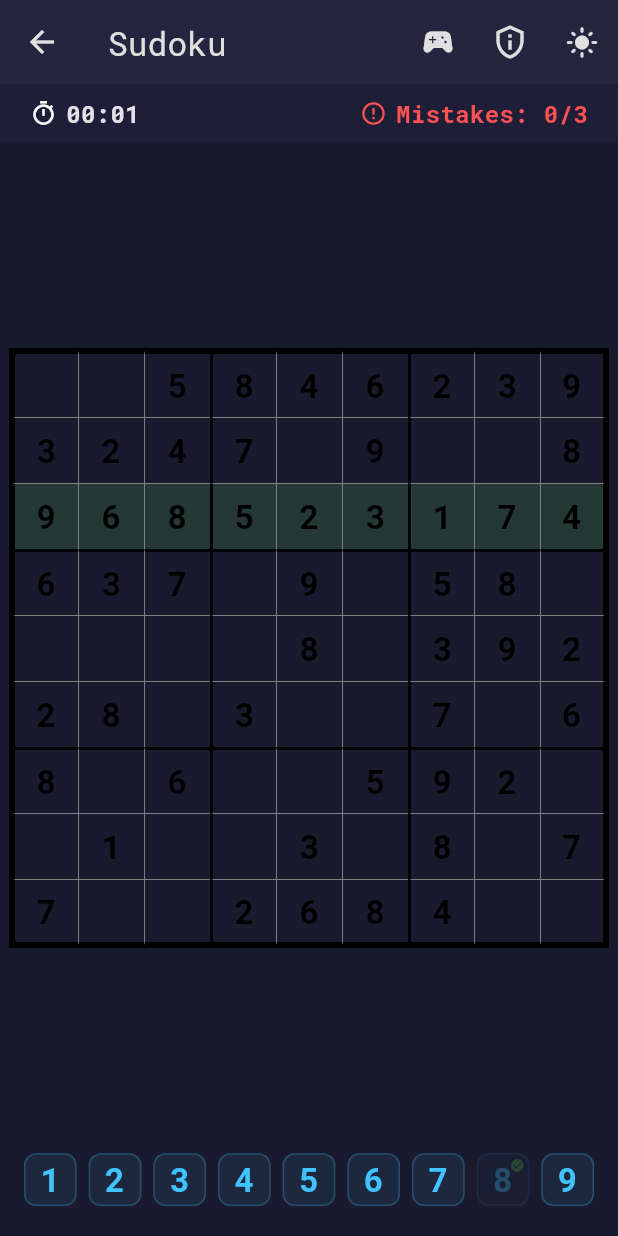
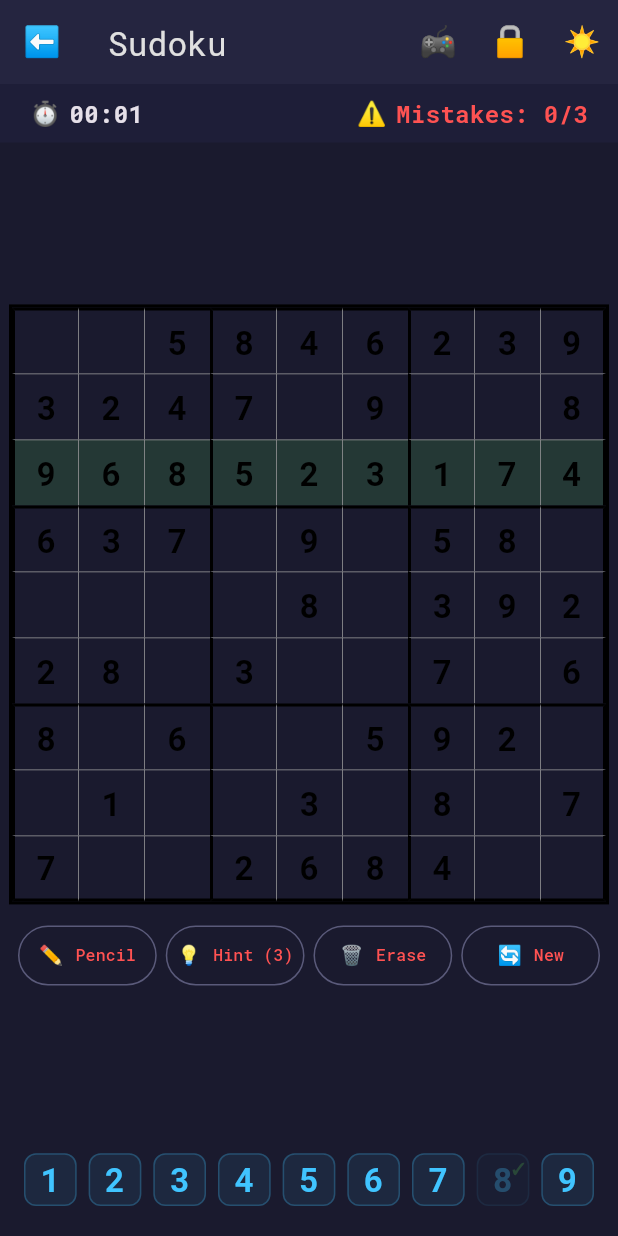
Before and after one commit to MichaelKuen/mathdoku, a Flutter app: the screen it shows after launch, after a tap on "Start Game", on a phone screen of 412 x 824 dp. Run offline on Flutter 3.47's test engine with Material 3 defaults, Android fonts, the phone set to English and light mode, and no system bars; drawn by our look-alikes of flutter_animate; our stand-ins replace confetti, flutter_riverpod, freezed_annotation, google_fonts, riverpod_annotation; generated files the repository leaves out were written again.

Commit message:
Rebrand to App Verse Games with com.appversegames bundle ID
- Updated company name from FullStackShack to App Verse Games across all dart files, UI, and platform configs
- Changed bundle/application ID from com.example.sudoku to com.appversegames.sudoku (Android, iOS, macOS, Linux)
- Moved Android MainActivity.kt to new com.appversegames.sudoku package
- Updated contact email to play@appversegames.com in privacy policy
- Updated web meta/OG tags and manifest name to reflect new branding
- Updated Windows RC metadata with correct company name and copyright

Co-Authored-By: Claude Sonnet 4.6 <noreply@anthropic.com>

```diff
--- a/lib/core/providers/theme_provider.dart
+++ b/lib/core/providers/theme_provider.dart
@@ -1,4 +1,4 @@
-// Copyright © FullStackShack. All rights reserved.
+// Copyright © App Verse Games. All rights reserved.
 // Unauthorised use, reproduction, or distribution is strictly prohibited.
 import 'package:flutter/material.dart';
 import 'package:riverpod_annotation/riverpod_annotation.dart';
--- a/lib/features/game/data/repositories/puzzle_repository_impl.dart
+++ b/lib/features/game/data/repositories/puzzle_repository_impl.dart
@@ -1,4 +1,4 @@
-// Copyright © FullStackShack. All rights reserved.
+// Copyright © App Verse Games. All rights reserved.
 // Unauthorised use, reproduction, or distribution is strictly prohibited.
 import 'dart:convert';
 import 'dart:math';
--- a/lib/features/game/domain/logic/sudoku_engine.dart
+++ b/lib/features/game/domain/logic/sudoku_engine.dart
@@ -1,4 +1,4 @@
-// Copyright © FullStackShack. All rights reserved.
+// Copyright © App Verse Games. All rights reserved.
 // Unauthorised use, reproduction, or distribution is strictly prohibited.
 import '../models/board.dart';
 import '../models/cell.dart';
--- a/lib/features/game/domain/logic/sudoku_generator.dart
+++ b/lib/features/game/domain/logic/sudoku_generator.dart
@@ -1,4 +1,4 @@
-// Copyright © FullStackShack. All rights reserved.
+// Copyright © App Verse Games. All rights reserved.
 // Unauthorised use, reproduction, or distribution is strictly prohibited.
 import 'dart:math';
 import '../models/board.dart';
--- a/lib/features/game/domain/models/board.dart
+++ b/lib/features/game/domain/models/board.dart
@@ -1,4 +1,4 @@
-// Copyright © FullStackShack. All rights reserved.
+// Copyright © App Verse Games. All rights reserved.
 // Unauthorised use, reproduction, or distribution is strictly prohibited.
 import 'package:freezed_annotation/freezed_annotation.dart';
 import 'cell.dart';
--- a/lib/features/game/domain/models/cell.dart
+++ b/lib/features/game/domain/models/cell.dart
@@ -1,4 +1,4 @@
-// Copyright © FullStackShack. All rights reserved.
+// Copyright © App Verse Games. All rights reserved.
 // Unauthorised use, reproduction, or distribution is strictly prohibited.
 import 'package:freezed_annotation/freezed_annotation.dart';
 
--- a/lib/features/game/domain/models/game_state.dart
+++ b/lib/features/game/domain/models/game_state.dart
@@ -1,4 +1,4 @@
-// Copyright © FullStackShack. All rights reserved.
+// Copyright © App Verse Games. All rights reserved.
 // Unauthorised use, reproduction, or distribution is strictly prohibited.
 import 'package:freezed_annotation/freezed_annotation.dart';
 import 'board.dart';
--- a/lib/features/game/domain/repositories/puzzle_repository.dart
+++ b/lib/features/game/domain/repositories/puzzle_repository.dart
@@ -1,4 +1,4 @@
-// Copyright © FullStackShack. All rights reserved.
+// Copyright © App Verse Games. All rights reserved.
 // Unauthorised use, reproduction, or distribution is strictly prohibited.
 import '../models/board.dart';
 import '../models/game_state.dart';
--- a/lib/features/game/presentation/pages/game_page.dart
+++ b/lib/features/game/presentation/pages/game_page.dart
@@ -1,4 +1,4 @@
-// Copyright © FullStackShack. All rights reserved.
+// Copyright © App Verse Games. All rights reserved.
 // Unauthorised use, reproduction, or distribution is strictly prohibited.
 import 'package:flutter/material.dart';
 import 'package:flutter/services.dart';
@@ -111,14 +111,19 @@ class _GamePageState extends ConsumerState<GamePage> {
       appBar: AppBar(
         title: const Text('Sudoku'),
         backgroundColor: appBarBg,
+        leading: IconButton(
+          icon: const Text('⬅️', style: TextStyle(fontSize: 20)),
+          tooltip: 'Back',
+          onPressed: () => Navigator.of(context).pop(),
+        ),
         actions: [
           IconButton(
-            icon: const Icon(Icons.sports_esports),
+            icon: const Text('🎮', style: TextStyle(fontSize: 20)),
             tooltip: 'Games Hub',
             onPressed: () => showGamesHub(context),
           ),
           IconButton(
-            icon: const Icon(Icons.privacy_tip_outlined),
+            icon: const Text('🔒', style: TextStyle(fontSize: 20)),
             tooltip: 'Privacy Policy',
             onPressed: () => Navigator.push(
               context,
@@ -126,7 +131,7 @@ class _GamePageState extends ConsumerState<GamePage> {
             ),
           ),
           IconButton(
-            icon: Icon(isDark ? Icons.light_mode : Icons.dark_mode, size: 22),
+            icon: Text(isDark ? '☀️' : '🌙', style: const TextStyle(fontSize: 20)),
             tooltip: 'Toggle Theme',
             onPressed: () => ref.read(themeNotifierProvider.notifier).toggleTheme(),
           ),
@@ -180,6 +185,11 @@ class _GamePageState extends ConsumerState<GamePage> {
     GameState gameState,
     bool isDark,
   ) {
+    final theme = Theme.of(context);
+    final outlineStyle = OutlinedButton.styleFrom(
+      side: BorderSide(color: theme.colorScheme.outline),
+      padding: const EdgeInsets.symmetric(vertical: 6),
+    );
     return Column(
       children: [
         _StatsBar(gameState: gameState, isDark: isDark),
@@ -192,6 +202,58 @@ class _GamePageState extends ConsumerState<GamePage> {
                   child: ConstrainedBox(
                     constraints: const BoxConstraints(maxWidth: 400, maxHeight: 400),
                     child: const SudokuGrid(),
+                  ),
+                ),
+                const SizedBox(height: 10),
+                Padding(
+                  padding: const EdgeInsets.symmetric(horizontal: 12),
+                  child: Row(
+                    children: [
+                      Expanded(
+                        child: gameState.isPencilMode
+                            ? FilledButton.icon(
+                                onPressed: () => ref.read(gameNotifierProvider.notifier).togglePencilMode(),
+                                icon: const Text('✏️', style: TextStyle(fontSize: 13)),
+                                label: const Text('Pencil', style: TextStyle(fontSize: 11)),
+                                style: FilledButton.styleFrom(padding: const EdgeInsets.symmetric(vertical: 6)),
+                              )
+                            : OutlinedButton.icon(
+                                onPressed: () => ref.read(gameNotifierProvider.notifier).togglePencilMode(),
+                                icon: const Text('✏️', style: TextStyle(fontSize: 13)),
+                                label: const Text('Pencil', style: TextStyle(fontSize: 11)),
+                                style: outlineStyle,
+                              ),
+                      ),
+                      const SizedBox(width: 6),
+                      Expanded(
+                        child: OutlinedButton.icon(
+                          onPressed: gameState.hintsRemaining > 0
+                              ? () => ref.read(gameNotifierProvider.notifier).useHint()
+                              : null,
+                          icon: Text('💡', style: TextStyle(fontSize: 13, color: gameState.hintsRemaining > 0 ? Colors.amber : null)),
+                          label: Text('Hint (${gameState.hintsRemaining})', style: const TextStyle(fontSize: 11)),
+                          style: outlineStyle,
+                        ),
+                      ),
+                      const SizedBox(width: 6),
+                      Expanded(
+                        child: OutlinedButton.icon(
+                          onPressed: () => ref.read(gameNotifierProvider.notifier).eraseCell(),
+                          icon: const Text('🗑️', style: TextStyle(fontSize: 13)),
+                          label: const Text('Erase', style: TextStyle(fontSize: 11)),
+                          style: outlineStyle,
+                        ),
+                      ),
+                      const SizedBox(width: 6),
+                      Expanded(
+                        child: OutlinedButton.icon(
+                          onPressed: () => _showRefreshConfirmation(context, ref, gameState),
+                          icon: const Text('🔄', style: TextStyle(fontSize: 13)),
+                          label: const Text('New', style: TextStyle(fontSize: 11)),
+                          style: outlineStyle,
+                        ),
+                      ),
+                    ],
                   ),
                 ),
                 const Spacer(),
@@ -256,7 +318,7 @@ class _GamePageState extends ConsumerState<GamePage> {
               const SizedBox(height: 8),
               _SidebarButton(
                 label: gameState.isPencilMode ? 'Pencil ON' : 'Pencil',
-                icon: Icons.edit_outlined,
+                emoji: '✏️',
                 isSelected: gameState.isPencilMode,
                 onPressed: () => ref.read(gameNotifierProvider.notifier).togglePencilMode(),
               ),
@@ -270,10 +332,12 @@ class _GamePageState extends ConsumerState<GamePage> {
               ),
               const SizedBox(height: 8),
               OutlinedButton.icon(
-                icon: Icon(
-                  Icons.lightbulb_outline,
-                  size: 16,
-                  color: gameState.hintsRemaining > 0 ? Colors.amber : null,
+                icon: Text(
+                  '💡',
+                  style: TextStyle(
+                    fontSize: 14,
+                    color: gameState.hintsRemaining > 0 ? Colors.amber : null,
+                  ),
                 ),
                 label: Text('Hint (${gameState.hintsRemaining})'),
                 onPressed: gameState.hintsRemaining > 0
@@ -286,7 +350,7 @@ class _GamePageState extends ConsumerState<GamePage> {
               ),
               const SizedBox(height: 8),
               OutlinedButton.icon(
-                icon: const Icon(Icons.delete_outline, size: 16),
+                icon: const Text('🗑️', style: TextStyle(fontSize: 14)),
                 label: const Text('Erase'),
                 onPressed: () => ref.read(gameNotifierProvider.notifier).eraseCell(),
                 style: OutlinedButton.styleFrom(
@@ -296,7 +360,7 @@ class _GamePageState extends ConsumerState<GamePage> {
               ),
               const SizedBox(height: 8),
               OutlinedButton.icon(
-                icon: const Icon(Icons.refresh, size: 16),
+                icon: const Text('🔄', style: TextStyle(fontSize: 14)),
                 label: const Text('New Game'),
                 onPressed: () => _showRefreshConfirmation(context, ref, gameState),
                 style: OutlinedButton.styleFrom(
@@ -329,7 +393,7 @@ class _GamePageState extends ConsumerState<GamePage> {
                     Row(
                       mainAxisAlignment: MainAxisAlignment.center,
                       children: [
-                        const Icon(Icons.timer_outlined, size: 14),
+                        const Text('⏱️', style: TextStyle(fontSize: 13)),
                         const SizedBox(width: 4),
                         Text(
                           '$minutes:$seconds',
@@ -341,7 +405,7 @@ class _GamePageState extends ConsumerState<GamePage> {
                     Row(
                       mainAxisAlignment: MainAxisAlignment.center,
                       children: [
-                        const Icon(Icons.error_outline, size: 14, color: Colors.redAccent),
+                        const Text('⚠️', style: TextStyle(fontSize: 13)),
                         const SizedBox(width: 4),
                         Text(
                           '${gameState.mistakes}/${gameState.maxMistakes}',
@@ -360,7 +424,7 @@ class _GamePageState extends ConsumerState<GamePage> {
               const Divider(),
               const SizedBox(height: 8),
               OutlinedButton.icon(
-                icon: const Icon(Icons.sports_esports, size: 16),
+                icon: const Text('🎮', style: TextStyle(fontSize: 14)),
                 label: const Text('More Games', style: TextStyle(fontSize: 12)),
                 onPressed: () => showGamesHub(context),
               ),
@@ -388,7 +452,7 @@ class _GamePageState extends ConsumerState<GamePage> {
         content: Column(
           mainAxisSize: MainAxisSize.min,
           children: [
-            const Icon(Icons.emoji_events, size: 80, color: Colors.amber)
+            const Text('🏆', style: TextStyle(fontSize: 80))
                 .animate()
                 .scale(duration: 600.ms, curve: Curves.elasticOut)
                 .rotate(begin: -0.1, end: 0, duration: 600.ms),
@@ -421,13 +485,13 @@ class _GamePageState extends ConsumerState<GamePage> {
 
 class _SidebarButton extends StatelessWidget {
   final String label;
-  final IconData? icon;
+  final String? emoji;
   final bool isSelected;
   final VoidCallback onPressed;
 
   const _SidebarButton({
     required this.label,
-    this.icon,
+    this.emoji,
     required this.isSelected,
     required this.onPressed,
   });
@@ -438,7 +502,7 @@ class _SidebarButton extends StatelessWidget {
     if (isSelected) {
       return FilledButton.icon(
         onPressed: null,
-        icon: icon != null ? Icon(icon, size: 16) : const SizedBox.shrink(),
+        icon: emoji != null ? Text(emoji!, style: const TextStyle(fontSize: 14)) : const SizedBox.shrink(),
         label: Text(label, style: const TextStyle(fontSize: 12)),
         style: FilledButton.styleFrom(
           disabledBackgroundColor: theme.colorScheme.primary,
@@ -449,7 +513,7 @@ class _SidebarButton extends StatelessWidget {
     }
     return OutlinedButton.icon(
       onPressed: onPressed,
-      icon: icon != null ? Icon(icon, size: 16) : const SizedBox.shrink(),
+      icon: emoji != null ? Text(emoji!, style: const TextStyle(fontSize: 14)) : const SizedBox.shrink(),
       label: Text(label, style: const TextStyle(fontSize: 12)),
       style: OutlinedButton.styleFrom(
         side: BorderSide(color: theme.colorScheme.outline),
@@ -478,7 +542,7 @@ class _StatsBar extends StatelessWidget {
         children: [
           Row(
             children: [
-              const Icon(Icons.timer_outlined, size: 18),
+              const Text('⏱️', style: TextStyle(fontSize: 16)),
               const SizedBox(width: 6),
               Text(
                 '$minutes:$seconds',
@@ -488,7 +552,7 @@ class _StatsBar extends StatelessWidget {
           ),
           Row(
             children: [
-              const Icon(Icons.error_outline, size: 18, color: Colors.redAccent),
+              const Text('⚠️', style: TextStyle(fontSize: 16)),
               const SizedBox(width: 6),
               Text(
                 'Mistakes: ${gameState.mistakes}/${gameState.maxMistakes}',
@@ -573,7 +637,7 @@ class _NumberPad extends ConsumerWidget {
                     const Positioned(
                       top: 2,
                       right: 2,
-                      child: Icon(Icons.check_circle, size: 10, color: Colors.green),
+                      child: Text('✓', style: TextStyle(fontSize: 10, color: Colors.green, fontWeight: FontWeight.bold)),
                     ),
                 ],
               ),
--- a/lib/features/game/presentation/providers/game_provider.dart
+++ b/lib/features/game/presentation/providers/game_provider.dart
@@ -1,4 +1,4 @@
-// Copyright © FullStackShack. All rights reserved.
+// Copyright © App Verse Games. All rights reserved.
 // Unauthorised use, reproduction, or distribution is strictly prohibited.
 import 'dart:async';
 import 'package:riverpod_annotation/riverpod_annotation.dart';
--- a/lib/features/game/presentation/widgets/sudoku_grid.dart
+++ b/lib/features/game/presentation/widgets/sudoku_grid.dart
@@ -1,4 +1,4 @@
-// Copyright © FullStackShack. All rights reserved.
+// Copyright © App Verse Games. All rights reserved.
 // Unauthorised use, reproduction, or distribution is strictly prohibited.
 import 'package:flutter/material.dart';
 import 'package:flutter_riverpod/flutter_riverpod.dart';
--- a/lib/features/home/presentation/pages/home_page.dart
+++ b/lib/features/home/presentation/pages/home_page.dart
@@ -1,4 +1,4 @@
-// Copyright © FullStackShack. All rights reserved.
+// Copyright © App Verse Games. All rights reserved.
 // Unauthorised use, reproduction, or distribution is strictly prohibited.
 import 'package:flutter/material.dart';
 import 'package:flutter_riverpod/flutter_riverpod.dart';
@@ -38,12 +38,12 @@ class _HomePageState extends ConsumerState<HomePage> {
         backgroundColor: appBarBg,
         actions: [
           IconButton(
-            icon: const Icon(Icons.sports_esports),
+            icon: const Text('🎮', style: TextStyle(fontSize: 20)),
             tooltip: 'Games Hub',
             onPressed: () => showGamesHub(context),
           ),
           IconButton(
-            icon: const Icon(Icons.privacy_tip_outlined),
+            icon: const Text('🔒', style: TextStyle(fontSize: 20)),
             tooltip: 'Privacy Policy',
             onPressed: () => Navigator.push(
               context,
@@ -51,7 +51,7 @@ class _HomePageState extends ConsumerState<HomePage> {
             ),
           ),
           IconButton(
-            icon: Icon(isDark ? Icons.light_mode : Icons.dark_mode),
+            icon: Text(isDark ? '☀️' : '🌙', style: const TextStyle(fontSize: 20)),
             tooltip: 'Toggle Theme',
             onPressed: () => ref.read(themeNotifierProvider.notifier).toggleTheme(),
           ),
@@ -86,21 +86,22 @@ class _HomePageState extends ConsumerState<HomePage> {
             ),
             const SizedBox(height: 32),
             SegmentedButton<Difficulty>(
+              showSelectedIcon: false,
               segments: const [
                 ButtonSegment(
                   value: Difficulty.easy,
                   label: Text('Easy'),
-                  icon: Icon(Icons.sentiment_satisfied_alt, size: 16),
+                  icon: Text('😊', style: TextStyle(fontSize: 14)),
                 ),
                 ButtonSegment(
                   value: Difficulty.medium,
                   label: Text('Medium'),
-                  icon: Icon(Icons.sentiment_neutral, size: 16),
+                  icon: Text('😐', style: TextStyle(fontSize: 14)),
                 ),
                 ButtonSegment(
                   value: Difficulty.hard,
                   label: Text('Hard'),
-                  icon: Icon(Icons.sentiment_very_dissatisfied, size: 16),
+                  icon: Text('😣', style: TextStyle(fontSize: 14)),
                 ),
               ],
               selected: {_selectedDifficulty},
@@ -207,7 +208,7 @@ class _HomePageState extends ConsumerState<HomePage> {
               const Spacer(),
               const Divider(),
               OutlinedButton.icon(
-                icon: const Icon(Icons.sports_esports, size: 16),
+                icon: const Text('🎮', style: TextStyle(fontSize: 14)),
                 label: const Text('More Games', style: TextStyle(fontSize: 12)),
                 onPressed: () => showGamesHub(context),
               ),
@@ -282,12 +283,12 @@ class _IconLegend extends StatelessWidget {
             ),
           ),
           const SizedBox(height: 12),
-          _LegendItem(icon: Icons.edit_outlined, label: 'Pencil mode (N)'),
-          _LegendItem(icon: Icons.lightbulb_outline, label: 'Hint (H)'),
-          _LegendItem(icon: Icons.delete_outline, label: 'Erase cell'),
-          _LegendItem(icon: Icons.refresh, label: 'New game'),
-          _LegendItem(icon: Icons.error_outline, label: 'Mistake counter'),
-          _LegendItem(icon: Icons.timer_outlined, label: 'Elapsed time'),
+          _LegendItem(emoji: '✏️', label: 'Pencil mode (N)'),
+          _LegendItem(emoji: '💡', label: 'Hint (H)'),
+          _LegendItem(emoji: '🗑️', label: 'Erase cell'),
+          _LegendItem(emoji: '🔄', label: 'New game'),
+          _LegendItem(emoji: '⚠️', label: 'Mistake counter'),
+          _LegendItem(emoji: '⏱️', label: 'Elapsed time'),
         ],
       ),
     );
@@ -295,10 +296,10 @@ class _IconLegend extends StatelessWidget {
 }
 
 class _LegendItem extends StatelessWidget {
-  final IconData icon;
+  final String emoji;
   final String label;
 
-  const _LegendItem({required this.icon, required this.label});
+  const _LegendItem({required this.emoji, required this.label});
 
   @override
   Widget build(BuildContext context) {
@@ -307,7 +308,7 @@ class _LegendItem extends StatelessWidget {
       padding: const EdgeInsets.symmetric(vertical: 5),
       child: Row(
         children: [
-          Icon(icon, size: 18, color: theme.colorScheme.primary),
+          Text(emoji, style: const TextStyle(fontSize: 16)),
           const SizedBox(width: 12),
           Text(label, style: theme.textTheme.bodySmall),
         ],
--- a/lib/main.dart
+++ b/lib/main.dart
@@ -1,4 +1,4 @@
-// Copyright © FullStackShack. All rights reserved.
+// Copyright © App Verse Games. All rights reserved.
 // Unauthorised use, reproduction, or distribution is strictly prohibited.
 import 'package:flutter/material.dart';
 import 'package:flutter_riverpod/flutter_riverpod.dart';
--- a/lib/theme_notifier.dart
+++ b/lib/theme_notifier.dart
@@ -1,3 +1,3 @@
-// Copyright © FullStackShack. All rights reserved.
+// Copyright © App Verse Games. All rights reserved.
 // Unauthorised use, reproduction, or distribution is strictly prohibited.
 export 'core/providers/theme_provider.dart' show ThemeNotifier, themeNotifierProvider;
```
Also changed, not shown: lib/shared/pages/privacy_policy_page.dart (+14 -14 lines), lib/shared/widgets/games_hub_sheet.dart (+13 -13 lines), 11 other files.
